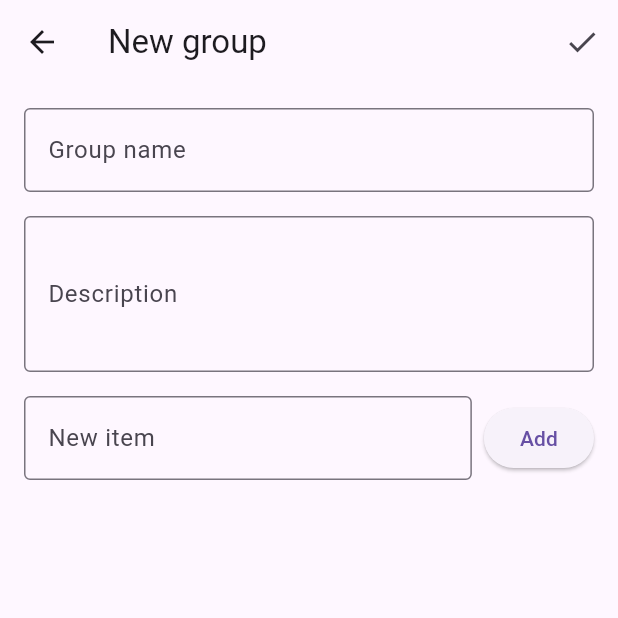
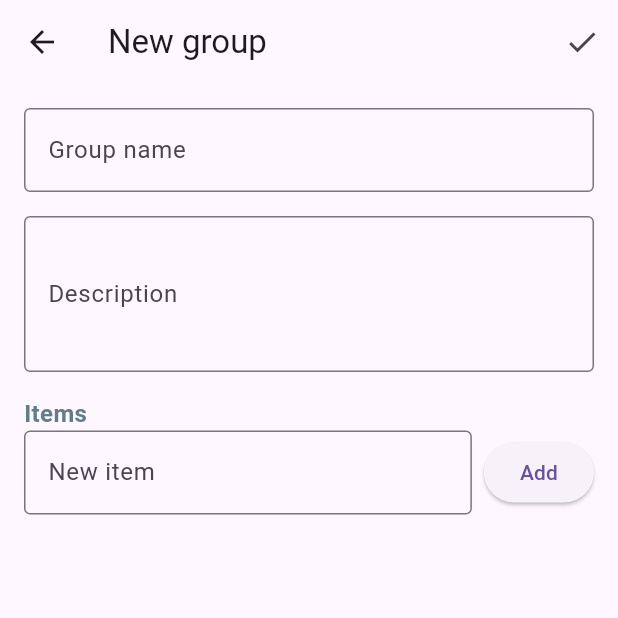
Before and after one commit to Joul-Alessa/Recursora, a Flutter app: the AddRoadmapPage screen opened directly, on a phone screen of 412 x 824 dp, the top half of it. Run offline on Flutter 3.47's test engine with Material 3 defaults, Android fonts, the phone set to English and light mode, and no system bars.

Commit message:
Added labels for items and current item

```diff
--- a/recursora/lib/src/presentation/add_roadmap_page.dart
+++ b/recursora/lib/src/presentation/add_roadmap_page.dart
@@ -89,6 +89,7 @@ class _AddRoadmapPageState extends State<AddRoadmapPage> {
         padding: const EdgeInsets.all(16.0),
         child: SingleChildScrollView(
           child: Column(
+            crossAxisAlignment: CrossAxisAlignment.start,
             children: [
               // Nombre
               TextField(
@@ -110,6 +111,15 @@ class _AddRoadmapPageState extends State<AddRoadmapPage> {
                 maxLines: 3,
               ),
               SizedBox(height: 16),
+
+              Text(
+                "Items",
+                style: TextStyle(
+                  fontSize: 16,
+                  fontWeight: FontWeight.bold,
+                  color: Colors.blueGrey,
+                ),
+              ),
 
               // LISTA INLINE
               ReorderableListView(
@@ -146,6 +156,10 @@ class _AddRoadmapPageState extends State<AddRoadmapPage> {
                         decoration: InputDecoration(
                           border: InputBorder.none,
                         ),
+                        style: TextStyle(
+                          fontWeight: i == currentIndex ? FontWeight.bold : FontWeight.normal,
+                          color: i == currentIndex ? Colors.blue : Colors.black,
+                        ),
                         onChanged: (value) {
                           items[i]["item"] = value;
                         },
@@ -153,6 +167,20 @@ class _AddRoadmapPageState extends State<AddRoadmapPage> {
                       trailing: Row(
                         mainAxisSize: MainAxisSize.min,
                         children: [
+                          // Texto "Current"
+                          if (i == currentIndex)
+                            Padding(
+                              padding: const EdgeInsets.only(right: 8.0),
+                              child: Text(
+                                "Current",
+                                style: TextStyle(
+                                  fontSize: 12,
+                                  color: Colors.blueGrey,
+                                  fontWeight: FontWeight.w600,
+                                ),
+                              ),
+                            ),
+
                           Radio<int>(
                             value: i,
                             groupValue: currentIndex,
@@ -162,6 +190,7 @@ class _AddRoadmapPageState extends State<AddRoadmapPage> {
                               });
                             },
                           ),
+
                           IconButton(
                             icon: Icon(Icons.delete),
                             onPressed: () {
@@ -175,9 +204,10 @@ class _AddRoadmapPageState extends State<AddRoadmapPage> {
                           ),
                         ],
                       ),
-                    ),
+                    )
                 ],
               ),
+
               if (items.isNotEmpty) SizedBox(height: 16),
 
               // AÑADIR NUEVO ÍTEM INLINE
```
